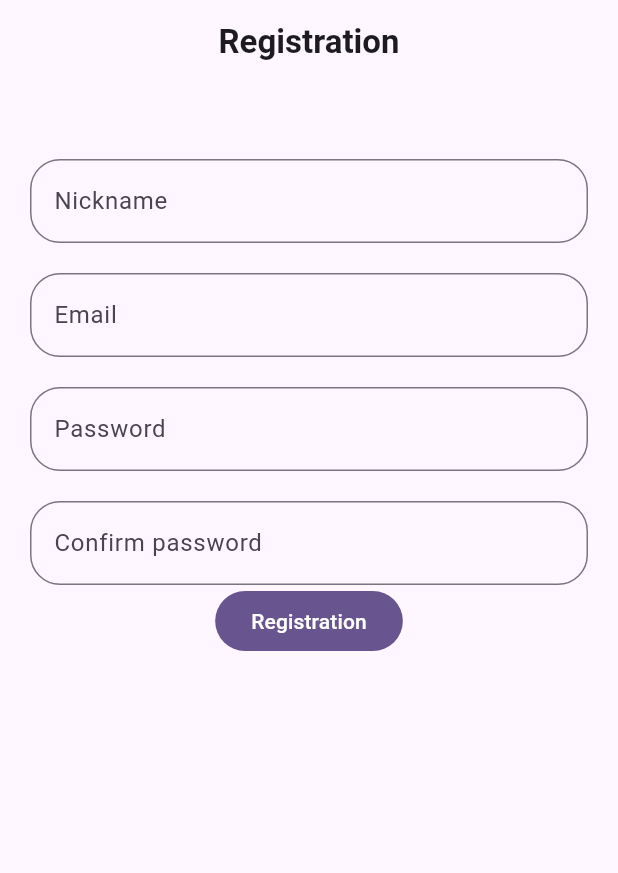
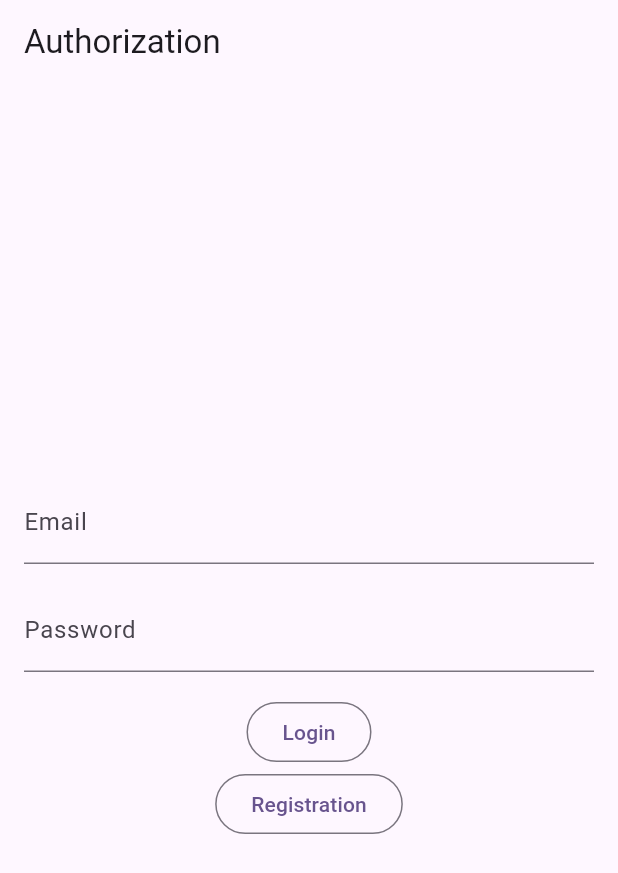
Before and after one commit to Ronnybest/dbestblog, a Flutter app: the screen it shows after launch, on a phone screen of 412 x 824 dp. Shown: the top 873 px of the screen. Run offline on Flutter 3.47's test engine with Material 2 defaults, Android fonts, the phone set to English and light mode, and no system bars; our stand-ins replace bloc, firebase_auth, firebase_core, flutter_bloc; accounts and stored records are empty.

Commit message:
creating authorization page

```diff
--- a/lib/main.dart
+++ b/lib/main.dart
@@ -1,4 +1,5 @@
 import 'package:dbestblog/common/routes/pages.dart';
+import 'package:dbestblog/pages/authorization/authorization_page.dart';
 import 'package:dbestblog/pages/registration/registration_page.dart';
 import 'package:flutter/material.dart';
 import 'package:flutter_bloc/flutter_bloc.dart';
@@ -23,7 +24,7 @@ class MyApp extends StatelessWidget {
           colorScheme: ColorScheme.fromSeed(seedColor: Colors.deepPurple),
           useMaterial3: true,
         ),
-        home: RegistrationPage(),
+        home: AuthorizationPage(),
       ),
     );
   }
--- /dev/null
+++ b/lib/pages/authorization/authorization_page.dart
@@ -0,0 +1,56 @@
+import 'package:dbestblog/pages/registration/registration_page.dart';
+import 'package:flutter/material.dart';
+
+class AuthorizationPage extends StatefulWidget {
+  const AuthorizationPage({super.key});
+
+  @override
+  State<AuthorizationPage> createState() => _AuthorizationPageState();
+}
+
+class _AuthorizationPageState extends State<AuthorizationPage> {
+  @override
+  Widget build(BuildContext context) {
+    return Scaffold(
+      appBar: AppBar(
+        title: Text('Authorization'),
+      ),
+      body: Center(
+        child: Padding(
+          padding: EdgeInsets.all(16.0),
+          child: Column(
+            mainAxisAlignment: MainAxisAlignment.center,
+            children: <Widget>[
+              TextFormField(
+                decoration: InputDecoration(
+                  labelText: 'Email',
+                ),
+              ),
+              SizedBox(height: 16.0),
+              TextFormField(
+                obscureText: true,
+                decoration: InputDecoration(
+                  labelText: 'Password',
+                ),
+              ),
+              SizedBox(height: 16.0),
+              OutlinedButton(
+                child: Text('Login'),
+                onPressed: () {
+                  // Добавьте обработчик нажатия кнопки регистрации
+                },
+              ),
+              OutlinedButton(
+                child: Text('Registration'),
+                onPressed: () {
+                //Navigator.pushNamed(context, 'pages/registration/registration_page');
+                Navigator.of(context).push(MaterialPageRoute(builder: (context) => RegistrationPage(),));
+                },
+              ),
+            ],
+          ),
+        ),
+      ),
+    );
+  }
+}
```
